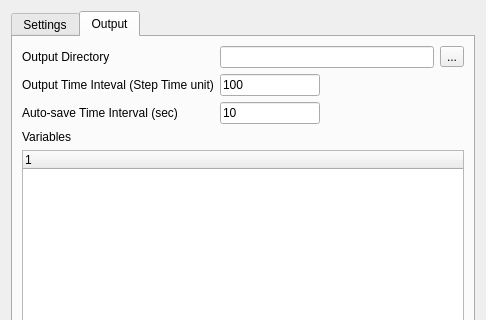
Old version of the form src/ui/create_simulation_dialog.ui in the repository IPH-ECO/iph-eco-gui; both pictures show x 0 to 486 and y 0 to 320 of the 486 by 665 pixel window.
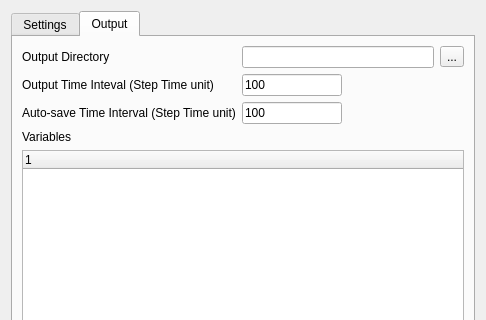
New version of the form. The open tabs and pages were chosen to show the change. Icons and pictures are not drawn.

Commit message: - Simulation manager as QDialog - QTimer for auto recovery

The edit to the form file:
```diff
--- a/src/ui/create_simulation_dialog.ui
+++ b/src/ui/create_simulation_dialog.ui
@@ -360,7 +360,7 @@
        <item row="5" column="0">
         <widget class="QLabel" name="label_18">
          <property name="text">
-          <string>Auto-save Time Interval (sec)</string>
+          <string>Auto-save Time Interval (Step Time unit)</string>
          </property>
         </widget>
        </item>
@@ -396,7 +396,7 @@
           </size>
          </property>
          <property name="text">
-          <string>10</string>
+          <string>100</string>
          </property>
         </widget>
        </item>
```
The commit also changes 8 other files.
